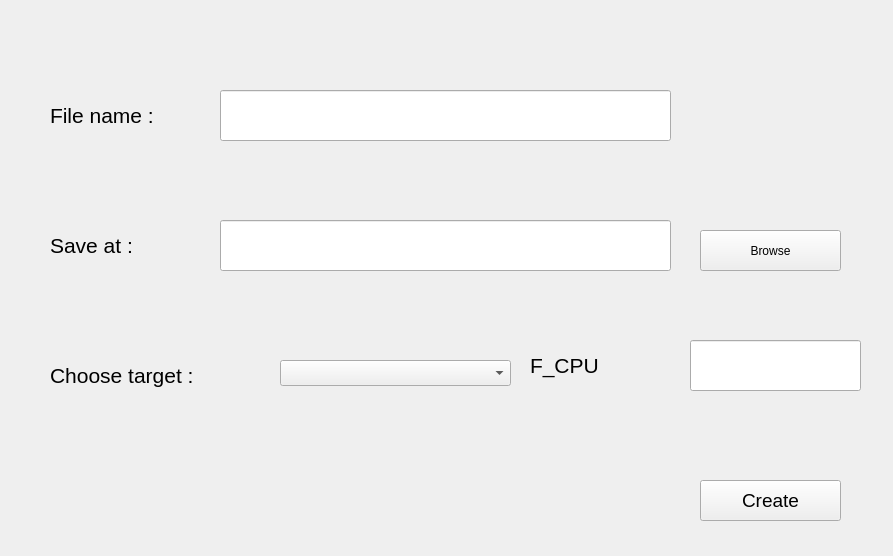
The window that secondform.ui (MuhabEssam/Test) describes before a commit, drawn with Qt 5.
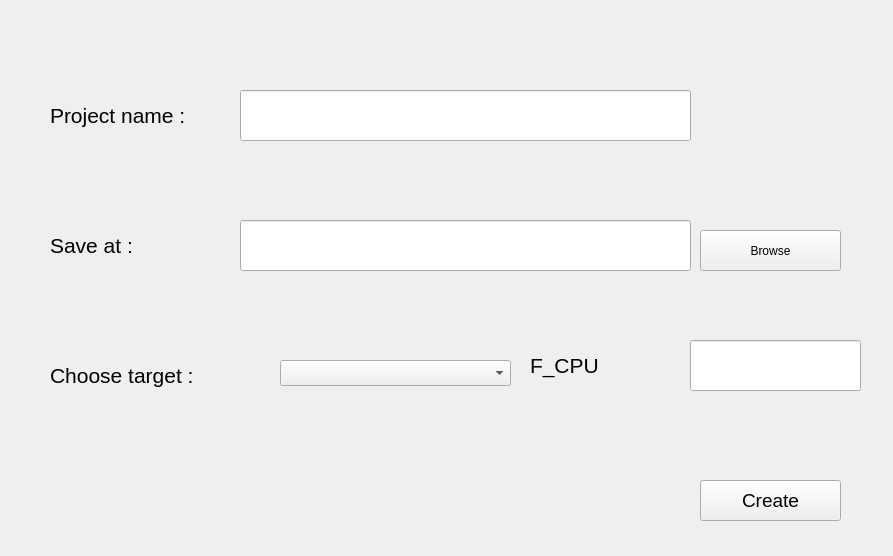
The same window after the commit. Icons and pictures are not drawn.

Commit message: create project folder

```diff
--- a/secondform.ui
+++ b/secondform.ui
@@ -2237,7 +2237,7 @@
     <rect>
      <x>50</x>
      <y>90</y>
-     <width>141</width>
+     <width>181</width>
      <height>51</height>
     </rect>
    </property>
@@ -2247,7 +2247,7 @@
     </font>
    </property>
    <property name="text">
-    <string>File name :</string>
+    <string>Project name :</string>
    </property>
   </widget>
   <widget class="QLabel" name="label_2">
@@ -2271,7 +2271,7 @@
   <widget class="QLineEdit" name="lineEdit">
    <property name="geometry">
     <rect>
-     <x>220</x>
+     <x>240</x>
      <y>90</y>
      <width>451</width>
      <height>51</height>
@@ -2286,7 +2286,7 @@
   <widget class="QLineEdit" name="lineEdit_2">
    <property name="geometry">
     <rect>
-     <x>220</x>
+     <x>240</x>
      <y>220</y>
      <width>451</width>
      <height>51</height>
```
The commit also changes 1 other file.
